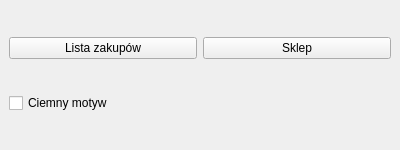
Old version of the form mainwindow.ui in the repository SoichiroJap/sklepik.
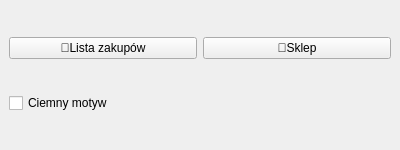
New version of the form.

What changed in the file:
```diff
--- a/mainwindow.ui
+++ b/mainwindow.ui
@@ -20,14 +20,14 @@
       <item>
        <widget class="QPushButton" name="pbShoppingList">
         <property name="text">
-         <string>Lista zakupów</string>
+         <string>📝Lista zakupów</string>
         </property>
        </widget>
       </item>
       <item>
        <widget class="QPushButton" name="pbStore">
         <property name="text">
-         <string>Sklep</string>
+         <string>🛒Sklep</string>
         </property>
        </widget>
       </item>
```
